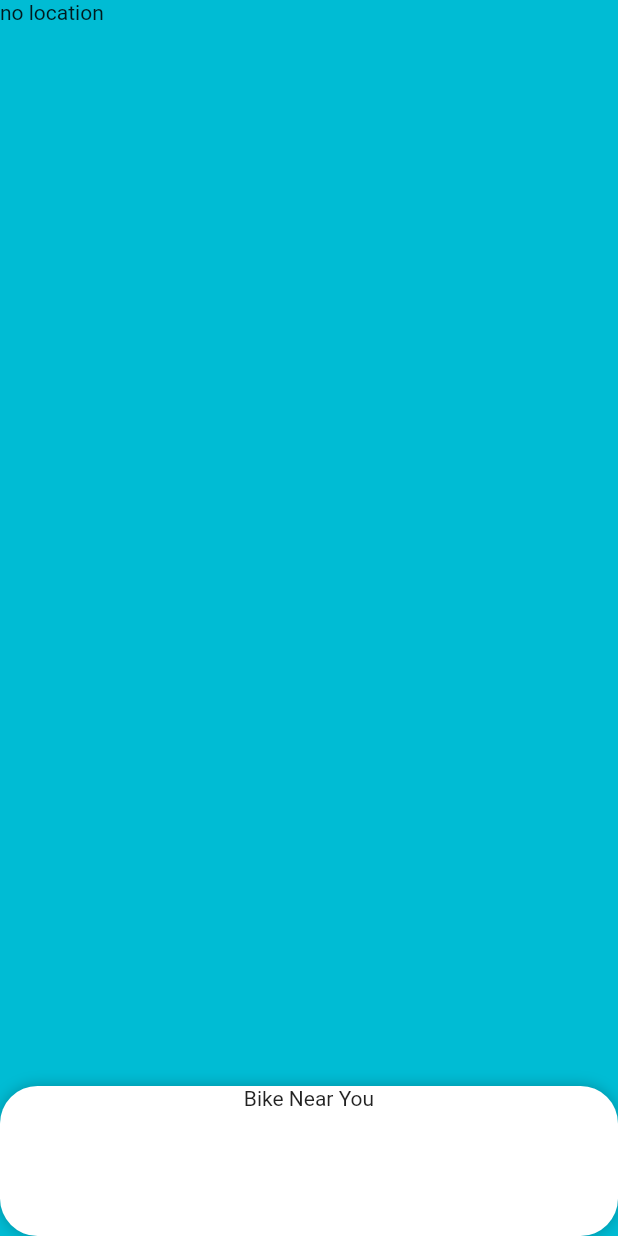
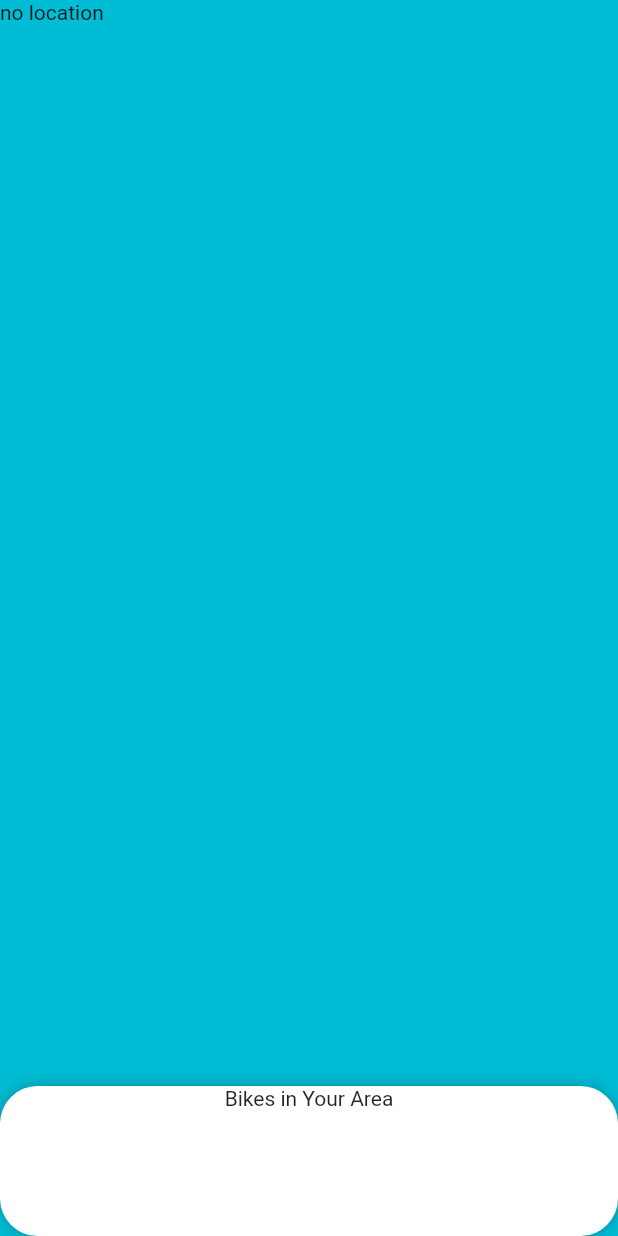
Before and after one commit to Rice-Hacks-Project-Bikes/bikes_frontend, a Flutter app: the MapPage screen opened directly with empty values, on a phone screen of 412 x 824 dp. Run offline on Flutter 3.47's test engine with Material 2 defaults, Android fonts, the light colour scheme and no system bars; drawn by our look-alikes of sliding_up_panel; our stand-ins replace geolocator, google_maps_flutter.

Commit message:
Bike stuff

```diff
--- /dev/null
+++ b/bike_frontend/lib/components/bikes_list.dart
@@ -0,0 +1,19 @@
+import 'package:flutter/material.dart';
+import 'package:flutter/src/foundation/key.dart';
+import 'package:flutter/src/widgets/framework.dart';
+
+import '../models/bikes.dart';
+
+class BikesList extends StatelessWidget {
+  final List<Bike> bikes;
+  const BikesList({Key? key, required this.bikes}) : super(key: key);
+
+  @override
+  Widget build(BuildContext context) {
+    return ListView.builder(
+        physics: NeverScrollableScrollPhysics(),
+        itemCount: bikes.length,
+        shrinkWrap: true,
+        itemBuilder: (((context, index) => bikes[index].bikeListTile())));
+  }
+}
--- a/bike_frontend/lib/pages/map.dart
+++ b/bike_frontend/lib/pages/map.dart
@@ -1,3 +1,4 @@
+import 'package:bike_frontent/components/bikes_list.dart';
 import 'package:flutter/material.dart';
 import 'package:google_maps_flutter/google_maps_flutter.dart';
 // import 'package:link/components/hangoutContainer.dart';
@@ -48,6 +49,7 @@ class MapPage extends StatelessWidget {
                           double long = double.parse(locationData[3]);
                           //_setMarkers(LatLng(lat, long));
                           return GoogleMap(
+                            // markers: Market,
                             myLocationEnabled: true,
                             compassEnabled: true,
 
@@ -64,7 +66,10 @@ class MapPage extends StatelessWidget {
                       maxHeight: MediaQuery.of(context).size.height * 0.65,
                       borderRadius: BorderRadius.all(Radius.circular(25)),
                       panel: Column(
-                        children: [Text("Bike Near You")],
+                        children: [
+                          Text("Bikes in Your Area"),
+                          BikesList(bikes: bikesNearYou)
+                        ],
                       ))
                 ]);
               }
```
Also changed, not shown: bike_frontend/lib/models/bikes.dart (+20 -0 lines), bike_frontend/lib/models/requests.dart (+7 -0 lines).
